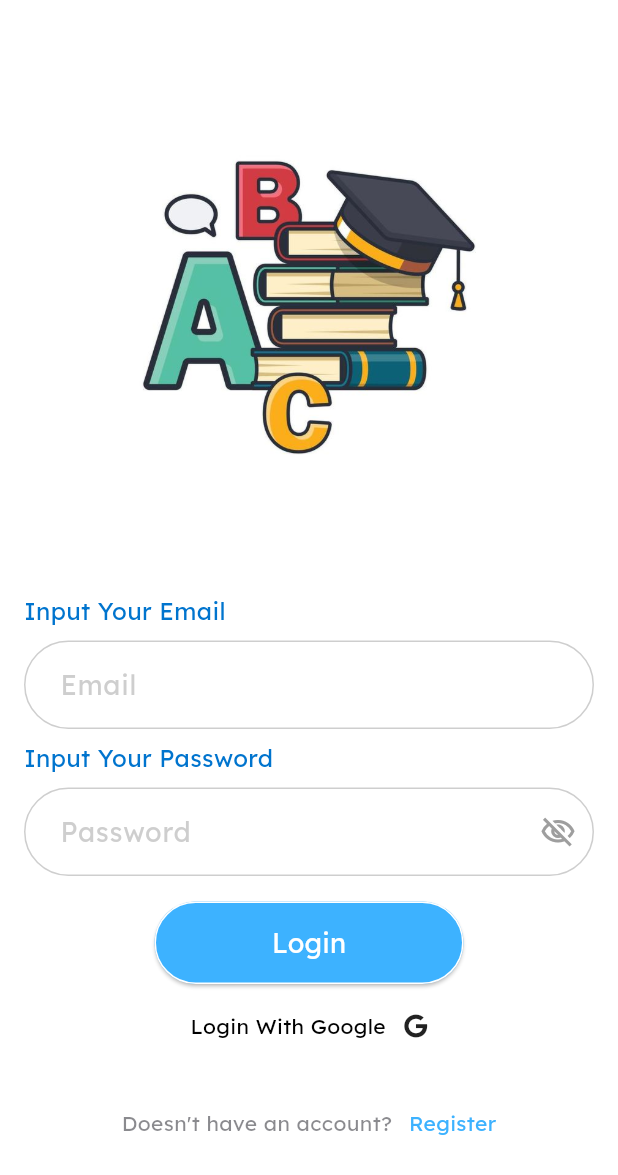
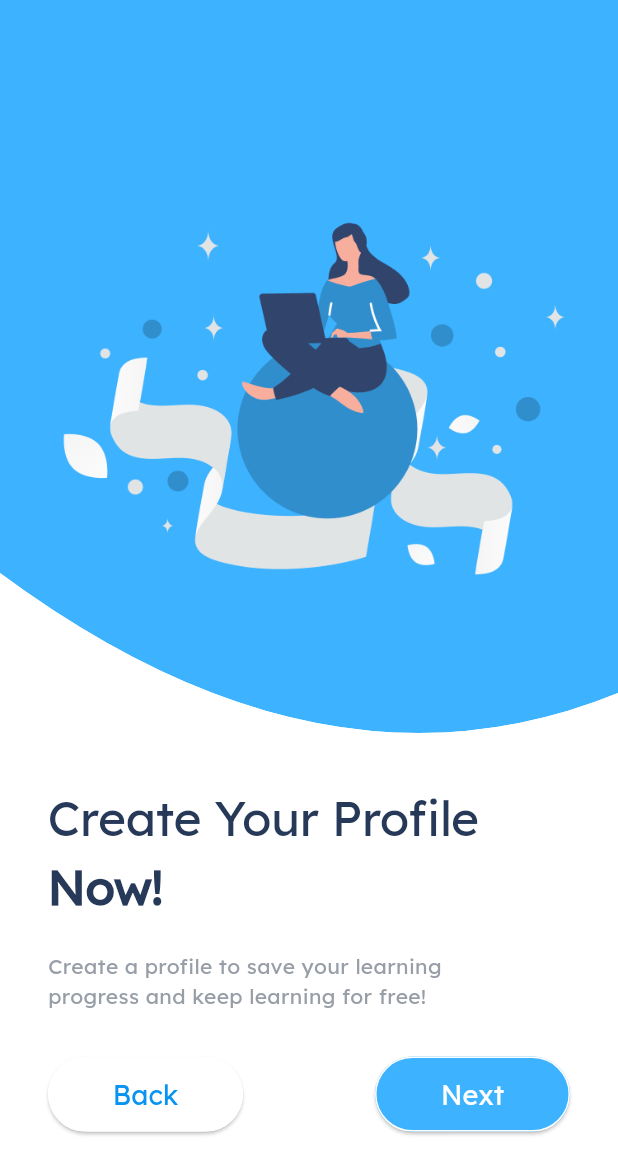
Before and after one commit to TuongPhamCT/ABC_Learning, a Flutter app: the LoginPage screen opened by its route, after a tap on "Register", on a phone screen of 412 x 824 dp. Shown: the top 1175 px of the screen. Run offline on Flutter 3.47's test engine with Material 3 defaults, Android fonts, the light colour scheme and no system bars; our stand-ins replace firebase_auth, firebase_core, font_awesome_flutter, gap, hive_flutter, simple_gradient_text; accounts and stored records are empty; project files that could hold a hidden picture were left out.

Commit message:
register page ui done

```diff
--- a/abc_learning_app/lib/constant/asset_helper.dart
+++ b/abc_learning_app/lib/constant/asset_helper.dart
@@ -11,4 +11,7 @@ class AssetHelper {
   //login page
   static const String googleLogo = imgAssets + 'logoGoogle.png';
   static const String ggAvatar = imgAssets + 'ggAvt.png';
+
+  //register page
+  static const String illustraionRegis = imgAssets + 'iluRegis.png';
 }
--- a/abc_learning_app/lib/constant/text_style.dart
+++ b/abc_learning_app/lib/constant/text_style.dart
@@ -48,6 +48,13 @@ class TextStyles {
     fontWeight: FontWeight.normal,
     fontFamily: AppFonts.lexend,
   );
+  static const TextStyle Typrography = TextStyle(
+    fontSize: 32,
+    color: Color(0xff273958),
+    fontWeight: FontWeight.normal,
+    letterSpacing: -0.24,
+    fontFamily: AppFonts.lexend,
+  );
 }
 
 class AppFonts {
--- a/abc_learning_app/lib/page/login_page.dart
+++ b/abc_learning_app/lib/page/login_page.dart
@@ -3,6 +3,7 @@ import 'package:abc_learning_app/component/input_frame.dart';
 import 'package:abc_learning_app/constant/asset_helper.dart';
 import 'package:abc_learning_app/constant/color_palette.dart';
 import 'package:abc_learning_app/constant/text_style.dart';
+import 'package:abc_learning_app/page/register_page.dart';
 import 'package:flutter/material.dart';
 import 'package:font_awesome_flutter/font_awesome_flutter.dart';
 import 'package:gap/gap.dart';
@@ -120,7 +121,10 @@ class _LoginPageState extends State<LoginPage> {
                       ),
                       const Gap(7),
                       GestureDetector(
-                        onTap: () {},
+                        onTap: () {
+                          Navigator.of(context)
+                              .pushNamed(RegisterPage.routeName);
+                        },
                         child: Text(
                           'Register',
                           style: TextStyles.MediumTextRegular.copyWith(
--- /dev/null
+++ b/abc_learning_app/lib/page/register_page.dart
@@ -0,0 +1,156 @@
+import 'package:abc_learning_app/constant/asset_helper.dart';
+import 'package:abc_learning_app/constant/color_palette.dart';
+import 'package:abc_learning_app/constant/text_style.dart';
+import 'package:flutter/material.dart';
+import 'package:gap/gap.dart';
+
+class RegisterPage extends StatefulWidget {
+  const RegisterPage({super.key});
+  static const String routeName = 'register_page';
+
+  @override
+  State<RegisterPage> createState() => _RegisterPageState();
+}
+
+class _RegisterPageState extends State<RegisterPage> {
+  @override
+  Widget build(BuildContext context) {
+    Size size = MediaQuery.of(context).size;
+    return Scaffold(
+      body: Stack(
+        children: [
+          Container(
+            height: size.height,
+            width: size.width,
+            child: CustomPaint(
+              painter: CurvePainter(),
+            ),
+          ),
+          Column(
+            children: [
+              SizedBox(height: size.height * 0.13),
+              Container(
+                child: Image.asset(AssetHelper.illustraionRegis),
+              ),
+              SizedBox(height: size.height * 0.12),
+              Container(
+                alignment: Alignment.topLeft,
+                padding: const EdgeInsets.symmetric(horizontal: 32),
+                child: Column(
+                  crossAxisAlignment: CrossAxisAlignment.start,
+                  children: [
+                    Text(
+                      'Create Your Profile',
+                      style: TextStyles.Typrography,
+                    ),
+                    Text(
+                      'Now!',
+                      style: TextStyles.Typrography.copyWith(
+                          fontWeight: FontWeight.w600),
+                    ),
+                    const Gap(20),
+                    Text(
+                      'Create a profile to save your learning \nprogress and keep learning for free!',
+                      style: TextStyles.MediumTextRegular.copyWith(
+                        color: Color(0xff989EA7),
+                      ),
+                    ),
+                    const Gap(30),
+                    Row(
+                      mainAxisAlignment: MainAxisAlignment.spaceBetween,
+                      children: [
+                        ElevatedButton(
+                          onPressed: () {
+                            Navigator.pop(context);
+                          },
+                          style: ButtonStyle(
+                            padding:
+                                MaterialStateProperty.all<EdgeInsetsGeometry>(
+                                    EdgeInsets.all(8)),
+                            fixedSize:
+                                MaterialStateProperty.all<Size>(Size(130, 50)),
+                            backgroundColor:
+                                MaterialStateProperty.all<Color>(Colors.white),
+                            side: MaterialStateProperty.all<BorderSide>(
+                                BorderSide(color: Colors.white, width: 1)),
+                            shape: MaterialStateProperty.all<
+                                RoundedRectangleBorder>(
+                              RoundedRectangleBorder(
+                                borderRadius: BorderRadius.circular(40),
+                              ),
+                            ),
+                          ),
+                          child: Text('Back',
+                              style: TextStyles.loginButtonText.copyWith(
+                                color: ColorPalette.loginbutton,
+                              )),
+                        ),
+                        ElevatedButton(
+                          onPressed: () {},
+                          style: ButtonStyle(
+                            padding:
+                                MaterialStateProperty.all<EdgeInsetsGeometry>(
+                                    EdgeInsets.all(8)),
+                            fixedSize:
+                                MaterialStateProperty.all<Size>(Size(130, 50)),
+                            backgroundColor: MaterialStateProperty.all<Color>(
+                                ColorPalette.primaryColor),
+                            side: MaterialStateProperty.all<BorderSide>(
+                                BorderSide(color: Colors.white, width: 1)),
+                            shape: MaterialStateProperty.all<
+                                RoundedRectangleBorder>(
+                              RoundedRectangleBorder(
+                                borderRadius: BorderRadius.circular(40),
+                              ),
+                            ),
+                          ),
+                          child:
+                              Text('Next', style: TextStyles.loginButtonText),
+                        ),
+                      ],
+                    )
+                  ],
+                ),
+              ),
+            ],
+          ),
+        ],
+      ),
+    );
+  }
+}
+
+class CurvePainter extends CustomPainter {
+  @override
+  void paint(Canvas canvas, Size size) {
+    var paint = Paint();
+    paint.color = ColorPalette.primaryColor;
+    paint.style = PaintingStyle.fill;
+
+    var path = Path();
+
+    path.moveTo(0, size.height * 0.5 - 30);
+    path.quadraticBezierTo(size.width * 0.5 + 10, size.height * 0.5 + 130,
+        size.width, size.height * 0.5 + 50);
+    path.lineTo(size.width, 0);
+    path.lineTo(0, 0);
+
+    canvas.drawPath(path, paint);
+
+    paint.color = Colors.white;
+
+    path = Path();
+    path.moveTo(0, size.height * 0.5 - 30);
+    path.quadraticBezierTo(size.width * 0.5 + 10, size.height * 0.5 + 130,
+        size.width, size.height * 0.5 + 50);
+    path.lineTo(size.width, size.height);
+    path.lineTo(0, size.height);
+
+    canvas.drawPath(path, paint);
+  }
+
+  @override
+  bool shouldRepaint(CustomPainter oldDelegate) {
+    return false;
+  }
+}
--- a/abc_learning_app/lib/page/starter_page.dart
+++ b/abc_learning_app/lib/page/starter_page.dart
@@ -1,6 +1,7 @@
 import 'package:abc_learning_app/constant/asset_helper.dart';
 import 'package:abc_learning_app/constant/color_palette.dart';
 import 'package:abc_learning_app/page/login_page.dart';
+import 'package:abc_learning_app/page/register_page.dart';
 import 'package:flutter/cupertino.dart';
 import 'package:flutter/material.dart';
 import 'package:flutter/widgets.dart';
@@ -119,7 +120,10 @@ class _StarterPageState extends State<StarterPage> {
                       mainAxisAlignment: MainAxisAlignment.spaceEvenly,
                       children: [
                         ElevatedButton(
-                          onPressed: () {},
+                          onPressed: () {
+                            Navigator.of(context)
+                                .pushNamed(RegisterPage.routeName);
+                          },
                           style: ButtonStyle(
                             padding:
                                 MaterialStateProperty.all<EdgeInsetsGeometry>(
--- a/abc_learning_app/lib/route.dart
+++ b/abc_learning_app/lib/route.dart
@@ -1,4 +1,5 @@
 import 'package:abc_learning_app/page/login_page.dart';
+import 'package:abc_learning_app/page/register_page.dart';
 import 'package:abc_learning_app/page/splash_page.dart';
 import 'package:abc_learning_app/page/starter_page.dart';
 import 'package:flutter/material.dart';
@@ -7,4 +8,5 @@ final Map<String, WidgetBuilder> routes = {
   SplashPage.routeName: (context) => SplashPage(),
   StarterPage.routeName: (context) => StarterPage(),
   LoginPage.routeName: (context) => LoginPage(),
+  RegisterPage.routeName: (context) => RegisterPage(),
 };
```
Also changed, not shown: abc_learning_app/assets/images/iluRegis.png (added).
